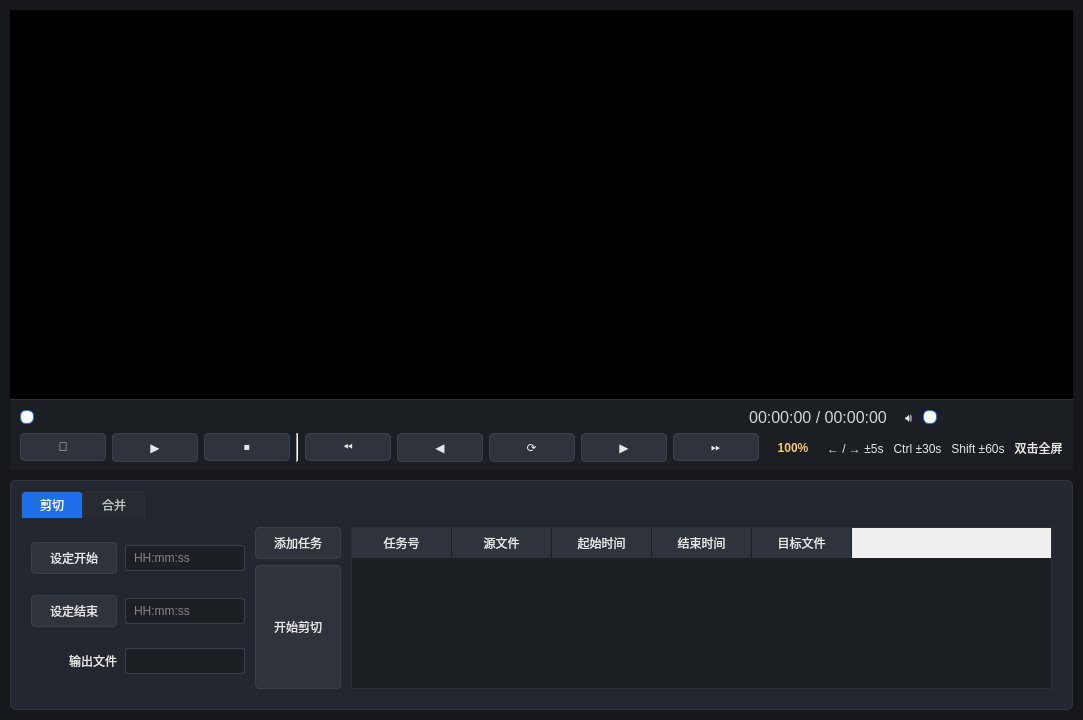
Above: hb-cut-player/XAVIPlayer.ui from hbstream/hb-cut-player before the change. Below: the same form after it.
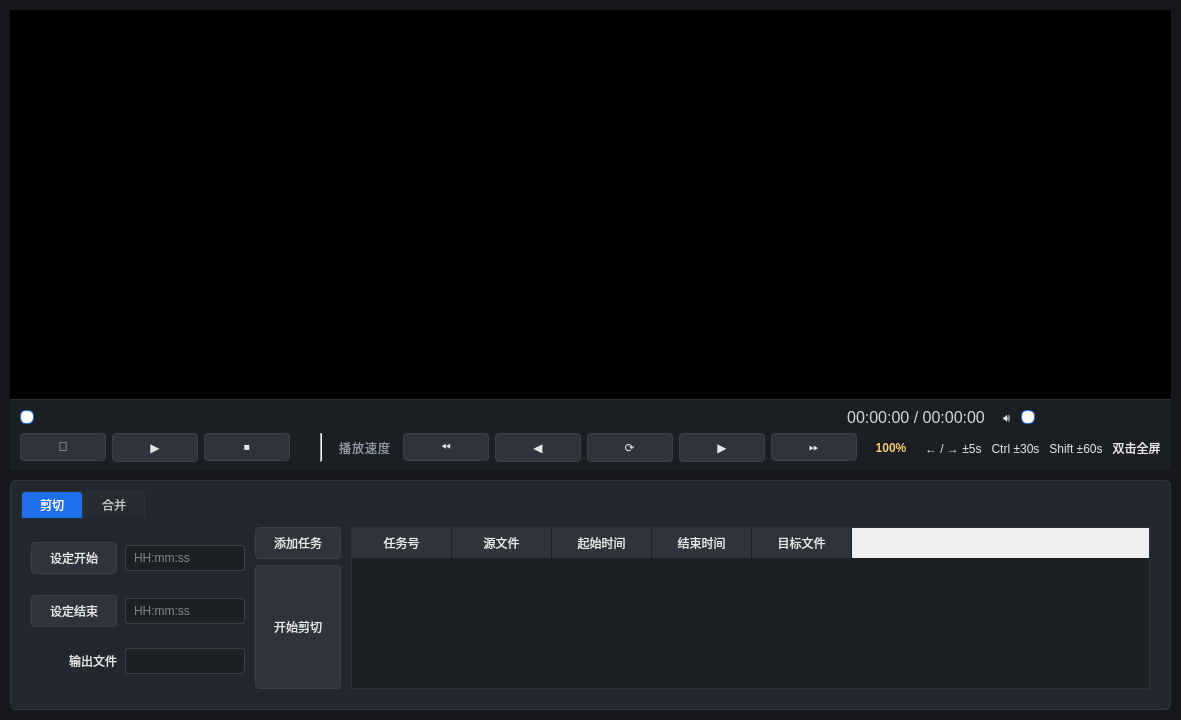
That is the form after the change.

Commit message:
ui(player): 把加减速按钮独立成“播放速度”组
- 在播放/停止与加减速之间插入 24px 间距 + 垂直分割线 + “播放速度”分组标题
- labelSpeedGroup 用更浅的灰色 + 字间距，作为辅助说明文字
- 顺带更新 README 配套截图

```diff
--- a/hb-cut-player/XAVIPlayer.ui
+++ b/hb-cut-player/XAVIPlayer.ui
@@ -65,6 +65,13 @@
     padding: 0 8px;
 }
 
+QLabel#labelSpeedGroup {
+    color: #8b95a3;
+    font-size: 9pt;
+    padding: 0 6px 0 10px;
+    letter-spacing: 1px;
+}
+
 QPushButton {
     background-color: #2f343c;
     color: #e6e6e6;
@@ -363,12 +370,41 @@
           </widget>
          </item>
          <item>
-          <widget class="Line" name="line1">
+          <spacer name="gapBeforeSpeed">
+           <property name="orientation">
+            <enum>Qt::Horizontal</enum>
+           </property>
+           <property name="sizeType">
+            <enum>QSizePolicy::Fixed</enum>
+           </property>
+           <property name="sizeHint" stdset="0">
+            <size>
+             <width>24</width>
+             <height>20</height>
+            </size>
+           </property>
+          </spacer>
+         </item>
+         <item>
+          <widget class="Line" name="speedDivider">
            <property name="orientation">
             <enum>Qt::Vertical</enum>
            </property>
           </widget>
          </item>
+         <item>
+          <widget class="QLabel" name="labelSpeedGroup">
+           <property name="objectName">
+            <string notr="true">labelSpeedGroup</string>
+           </property>
+           <property name="text">
+            <string>播放速度</string>
+           </property>
+           <property name="alignment">
+            <set>Qt::AlignCenter</set>
+           </property>
+          </widget>
+         </item>
          <item>
           <widget class="QPushButton" name="btnDec10">
            <property name="toolTip">
```
The commit also changes 1 other file.
